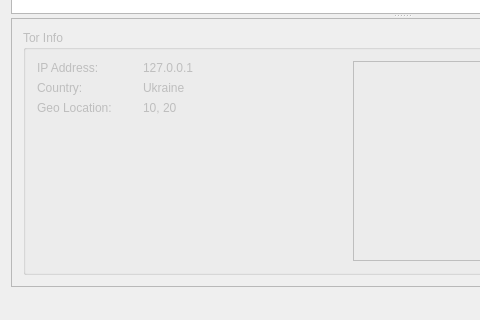
Old version of the form torrifywindow.ui in the repository ashenwolf/torrify; both pictures show x 0 to 480 and y 229 to 549 of the 804 by 549 pixel window.
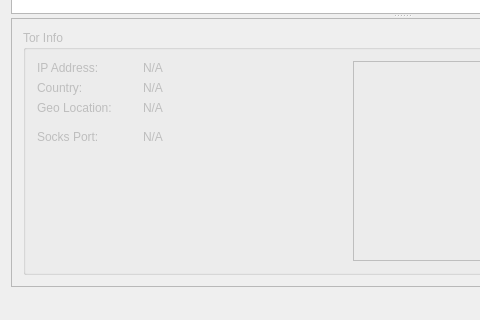
New version of the form. Icons and pictures are not drawn.

Patch:
```diff
--- a/torrifywindow.ui
+++ b/torrifywindow.ui
@@ -117,7 +117,7 @@
                 <item row="0" column="1">
                  <widget class="QLabel" name="valueIP">
                   <property name="text">
-                   <string>127.0.0.1</string>
+                   <string>N/A</string>
                   </property>
                  </widget>
                 </item>
@@ -131,7 +131,7 @@
                 <item row="1" column="1">
                  <widget class="QLabel" name="valueCountry">
                   <property name="text">
-                   <string>Ukraine</string>
+                   <string>N/A</string>
                   </property>
                  </widget>
                 </item>
@@ -145,11 +145,32 @@
                 <item row="2" column="1">
                  <widget class="QLabel" name="valueGeo">
                   <property name="text">
-                   <string>10, 20</string>
+                   <string>N/A</string>
                   </property>
                  </widget>
                 </item>
                 <item row="3" column="0">
+                 <widget class="Line" name="line">
+                  <property name="orientation">
+                   <enum>Qt::Horizontal</enum>
+                  </property>
+                 </widget>
+                </item>
+                <item row="4" column="0">
+                 <widget class="QLabel" name="labelPort">
+                  <property name="text">
+                   <string>Socks Port:</string>
+                  </property>
+                 </widget>
+                </item>
+                <item row="4" column="1">
+                 <widget class="QLabel" name="valuePort">
+                  <property name="text">
+                   <string>N/A</string>
+                  </property>
+                 </widget>
+                </item>
+                <item row="5" column="0">
                  <spacer name="horizontalSpacer">
                   <property name="orientation">
                    <enum>Qt::Horizontal</enum>
```
